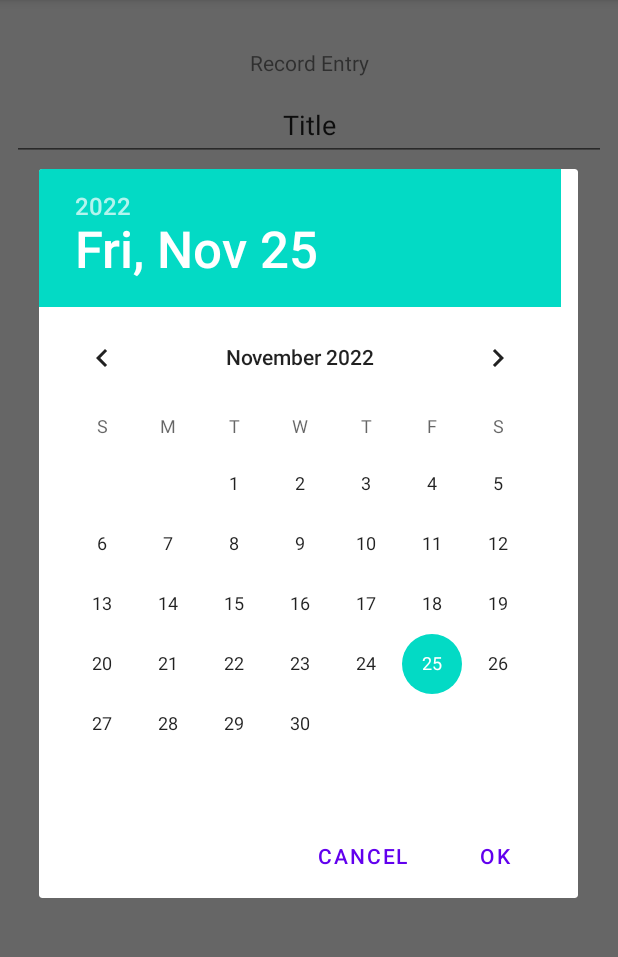
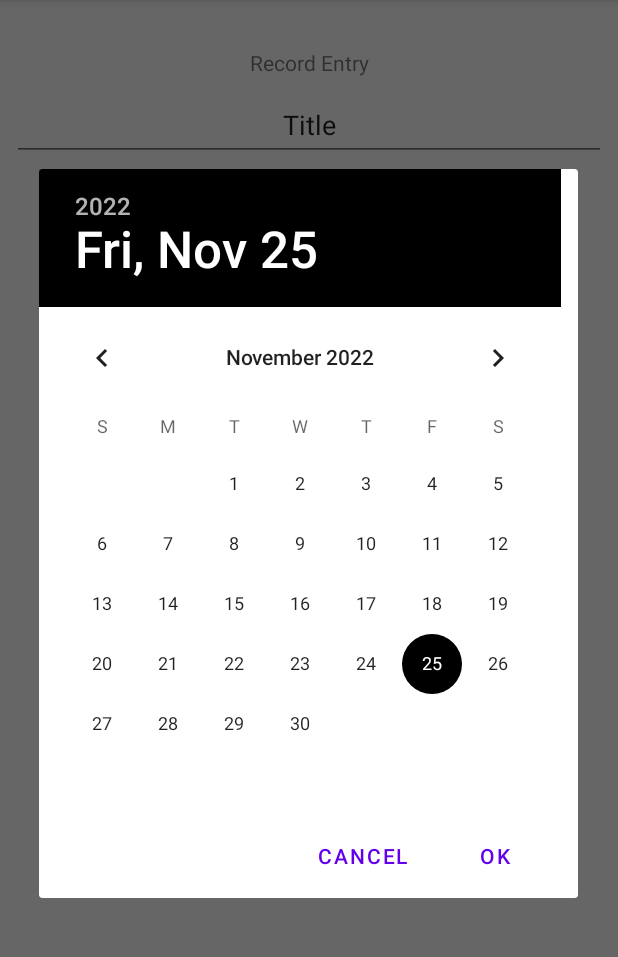
Before and after one commit to kjyotishman48/Journal-App, an Android app: the EntryDetailsFragment screen opened through its navigation route, after a tap on "DATE", on a phone screen of 412 x 824 dp, the part 84-1041 px from its top. Run offline under Robolectric (Android 15) with nearby library versions, the phone set to English and light mode, and no system bars; our stand-ins replace Room's generated code; 1 statement that could not run was skipped.

Commit message:
final_commits

```diff
--- a/app/build.gradle
+++ b/app/build.gradle
@@ -8,7 +8,7 @@ android {
 
   defaultConfig {
     applicationId "androidsamples.java.journalapp"
-    minSdk 21
+    minSdk 24
     targetSdk 32
     versionCode 1
     versionName "1.0"
@@ -41,11 +41,14 @@ dependencies {
   implementation 'androidx.recyclerview:recyclerview:1.2.1'
   implementation 'androidx.preference:preference:1.2.0'
   implementation 'androidx.room:room-runtime:2.4.3'
+  implementation 'androidx.test.espresso:espresso-contrib:3.5.0'
   annotationProcessor 'androidx.room:room-compiler:2.4.3'
   debugImplementation 'androidx.fragment:fragment-testing:1.5.4'
   testImplementation 'junit:junit:4.13.2'
   androidTestImplementation 'androidx.test.ext:junit:1.1.4'
   androidTestImplementation 'androidx.test.espresso:espresso-core:3.3.0'
+  androidTestImplementation 'androidx.test.espresso:espresso-accessibility:3.5.0-alpha01'
+
   // upgrading fails fragment espresso tests?
 
   def nav_version = "2.5.3"
--- a/app/src/main/java/androidsamples/java/journalapp/EntryListFragment.java
+++ b/app/src/main/java/androidsamples/java/journalapp/EntryListFragment.java
@@ -57,8 +57,6 @@ public class EntryListFragment extends Fragment {
     //---------------------------------------------------------------------------------------------------
     // SAFE ARGS
     view.findViewById(R.id.btn_add_entry).setOnClickListener((viewArg) -> {
-      //JournalEntry entry = new JournalEntry("", "", "","");
-      //mEntryListViewModel.insert(entry);
       EntryListFragmentDirections.AddEntryAction action = EntryListFragmentDirections.addEntryAction();
       action.setEntryId("NEW_ENTRY");
       Navigation.findNavController(view).navigate(action);
--- a/app/src/main/java/androidsamples/java/journalapp/MainActivity.java
+++ b/app/src/main/java/androidsamples/java/journalapp/MainActivity.java
@@ -1,6 +1,7 @@
 package androidsamples.java.journalapp;
 
 import androidx.appcompat.app.AppCompatActivity;
+import androidx.appcompat.app.AppCompatDelegate;
 
 import android.os.Bundle;
 
@@ -10,5 +11,6 @@ public class MainActivity extends AppCompatActivity {
   protected void onCreate(Bundle savedInstanceState) {
     super.onCreate(savedInstanceState);
     setContentView(R.layout.activity_main);
+    AppCompatDelegate.setDefaultNightMode(AppCompatDelegate.MODE_NIGHT_NO);
   }
 }
--- a/app/src/main/res/layout/activity_main.xml
+++ b/app/src/main/res/layout/activity_main.xml
@@ -12,6 +12,9 @@
       android:layout_width="0dp"
       android:layout_height="0dp"
       app:defaultNavHost="true"
+      android:contentDescription="@string/nav_comp_label"
+      android:labelFor="@+id/nav_host_fragment"
+      android:importantForAccessibility="no"
       app:layout_constraintBottom_toBottomOf="parent"
       app:layout_constraintLeft_toLeftOf="parent"
       app:layout_constraintRight_toRightOf="parent"
--- a/app/src/main/res/layout/fragment_entry.xml
+++ b/app/src/main/res/layout/fragment_entry.xml
@@ -3,7 +3,7 @@
     android:layout_width="match_parent"
     android:layout_height="wrap_content"
     android:layout_margin="4dp"
-    android:background="@color/design_default_color_secondary"
+    android:background="@color/light_purple"
     android:orientation="vertical">
 
   <TextView
@@ -12,6 +12,7 @@
       android:layout_height="wrap_content"
       android:padding="2dp"
       android:text="@string/title_label"
+      android:textColor="@color/black"
       android:textAppearance="@style/TextAppearance.AppCompat.Large" />
 
   <LinearLayout
@@ -26,6 +27,7 @@
         android:layout_weight="0.6"
         android:padding="2dp"
         android:text="@string/date"
+        android:textColor="@color/black"
         android:textAllCaps="true"
         android:textStyle="italic" />
 
@@ -35,6 +37,7 @@
         android:layout_height="wrap_content"
         android:layout_weight="0.2"
         android:text="@string/start_time"
+        android:textColor="@color/black"
         android:textStyle="italic" />
 
     <TextView
@@ -43,6 +46,7 @@
         android:layout_height="wrap_content"
         android:layout_weight="0.2"
         android:text="@string/end_time"
+        android:textColor="@color/black"
         android:textStyle="italic" />
   </LinearLayout>
 </LinearLayout>
--- a/app/src/main/res/layout/fragment_entry_list.xml
+++ b/app/src/main/res/layout/fragment_entry_list.xml
@@ -9,6 +9,8 @@
       android:layout_width="match_parent"
       android:layout_height="match_parent"
       android:layout_margin="2dp"
+      android:labelFor="@+id/recycler_view"
+      android:contentDescription="@string/this_is_the_recyler_view"
       app:layout_constraintBottom_toBottomOf="parent"
       app:layout_constraintEnd_toEndOf="parent"
       app:layout_constraintStart_toStartOf="parent"
@@ -25,5 +27,6 @@
       android:focusable="true"
       app:layout_constraintBottom_toBottomOf="parent"
       app:layout_constraintEnd_toEndOf="parent"
-      app:srcCompat="@android:drawable/ic_input_add" />
+      app:srcCompat="@android:drawable/ic_input_add"
+      android:backgroundTint="@color/white"/>
 </androidx.constraintlayout.widget.ConstraintLayout>
--- a/app/src/main/res/menu/fragment_entry_list.xml
+++ b/app/src/main/res/menu/fragment_entry_list.xml
@@ -4,6 +4,8 @@
     <item
         android:id="@+id/menu_info_entry"
         android:title="@string/info"
+        android:contentDescription="@string/menu_info_entry"
         android:icon="@android:drawable/ic_menu_info_details"
-        app:showAsAction="ifRoom|withText" />
+        app:showAsAction="ifRoom|withText"
+        />
 </menu>
--- a/app/src/main/res/values-night/strings.xml
+++ b/app/src/main/res/values-night/strings.xml
@@ -1,5 +1,6 @@
 <?xml version="1.0" encoding="utf-8"?>
 <resources>
+  <string name="app_name">JournalApp</string>
   <string name="add_entry">Add a new entry</string>
   <string name="title_label">Title</string>
   <string name="date">Date</string>
@@ -8,4 +9,14 @@
   <string name="save_label">Save</string>
   <string name="to">To</string>
   <string name="record_entry">Record Entry</string>
+  <string name="delete">Delete</string>
+  <string name="yes">Yes</string>
+  <string name="cancel">Cancel</string>
+  <string name="share">Share</string>
+  <string name="info">Info</string>
+  <string name="hello_blank_fragment">Hello blank fragment</string>
+  <string name="info_fragment_txt">Journal App Info:-\n\nThis app allows users to record their day to day activities. It uses the Room database and Architecture components</string>
+  <string name="journal_app_info">Journal App Info</string>
+  <string name="nav_comp_label">This is the navigation component</string>
+  <string name="menu_info_entry">menu_info_entry</string>
 </resources>
--- a/app/src/main/res/values/colors.xml
+++ b/app/src/main/res/values/colors.xml
@@ -1,10 +1,12 @@
 <?xml version="1.0" encoding="utf-8"?>
 <resources>
+  <color name="light_purple">#A6BB86FC</color>
   <color name="purple_200">#FFBB86FC</color>
   <color name="purple_500">#FF6200EE</color>
   <color name="purple_700">#FF3700B3</color>
-  <color name="teal_200">#FF03DAC5</color>
+  <color name="teal_200">#000000</color>
   <color name="teal_700">#FF018786</color>
   <color name="black">#FF000000</color>
   <color name="white">#FFFFFFFF</color>
+  <color name="design_default_color_secondary">#FFFFFF</color>
 </resources>
--- a/app/src/main/res/values/strings.xml
+++ b/app/src/main/res/values/strings.xml
@@ -13,8 +13,10 @@
   <string name="cancel">Cancel</string>
   <string name="share">Share</string>
   <string name="info">Info</string>
-  <!-- TODO: Remove or change this placeholder text -->
-    <string name="hello_blank_fragment">Hello blank fragment</string>
+  <string name="hello_blank_fragment">Hello blank fragment</string>
   <string name="info_fragment_txt">Journal App Info:-\n\nThis app allows users to record their day to day activities. It uses the Room database and Architecture components</string>
   <string name="journal_app_info">Journal App Info</string>
+  <string name="nav_comp_label">This is the navigation component</string>
+  <string name="menu_info_entry">menu_info_entry</string>
+  <string name="this_is_the_recyler_view">This is the recyler view</string>
 </resources>
```
Also changed, not shown: app/src/main/java/androidsamples/java/journalapp/EntryDetailsFragment.java (+14 -7 lines), 1 other file.
